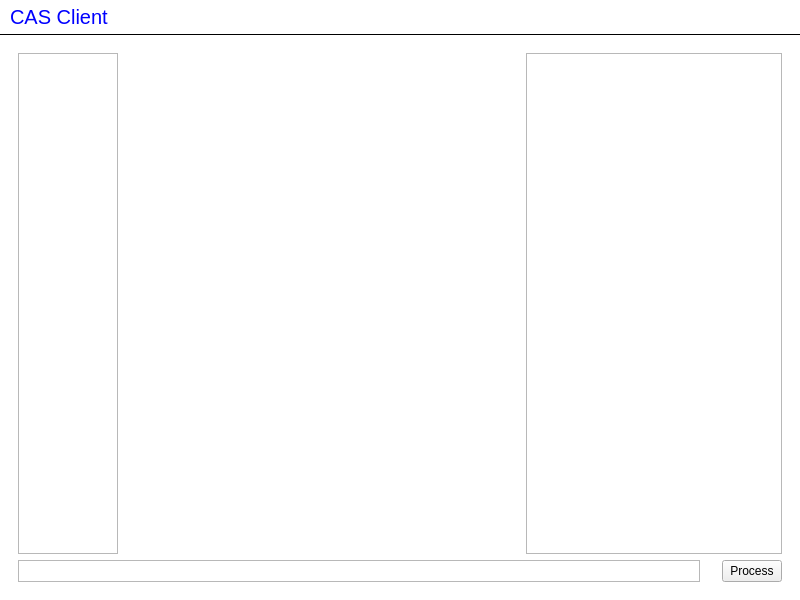
Old version of the form chatterbox/MainWindow.ui in the repository InfoAG/CAS-Netzwerk.
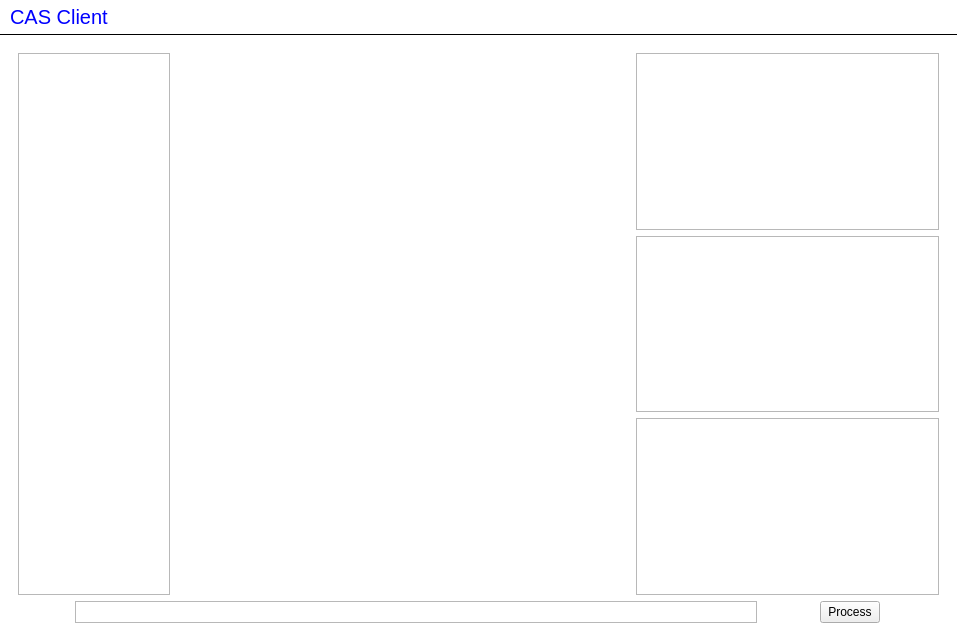
New version of the form. Custom widgets are drawn as their Qt base class.

Commit message: Layout + Funktionen angefangen

```diff
--- a/chatterbox/MainWindow.ui
+++ b/chatterbox/MainWindow.ui
@@ -6,8 +6,8 @@
    <rect>
     <x>0</x>
     <y>0</y>
-    <width>800</width>
-    <height>600</height>
+    <width>957</width>
+    <height>641</height>
    </rect>
   </property>
   <property name="contextMenuPolicy">
@@ -71,34 +71,14 @@
           <number>0</number>
          </property>
          <widget class="QWidget" name="chatPage">
-          <layout class="QGridLayout" name="gridLayout">
-           <item row="0" column="2" colspan="2">
-            <widget class="QListWidget" name="userListWidget"/>
-           </item>
-           <item row="1" column="3">
-            <widget class="QPushButton" name="sayButton">
-             <property name="sizePolicy">
-              <sizepolicy hsizetype="Fixed" vsizetype="Fixed">
-               <horstretch>0</horstretch>
-               <verstretch>0</verstretch>
-              </sizepolicy>
-             </property>
-             <property name="maximumSize">
-              <size>
-               <width>60</width>
-               <height>16777215</height>
-              </size>
-             </property>
-             <property name="text">
-              <string>Process</string>
-             </property>
-            </widget>
-           </item>
-           <item row="0" column="0">
+          <layout class="QVBoxLayout" name="verticalLayout_4">
+           <item>
+            <layout class="QHBoxLayout" name="horizontalLayout" stretch="1,3,2">
+             <item>
             <widget class="QListWidget" name="scopeListWidget">
              <property name="maximumSize">
               <size>
-               <width>100</width>
+                 <width>16777215</width>
                <height>16777215</height>
               </size>
              </property>
@@ -113,14 +93,37 @@
              </property>
             </widget>
            </item>
-           <item row="0" column="1">
+             <item>
             <widget class="QStackedWidget" name="stackedRooms">
+               <property name="sizePolicy">
+                <sizepolicy hsizetype="Expanding" vsizetype="Expanding">
+                 <horstretch>0</horstretch>
+                 <verstretch>0</verstretch>
+                </sizepolicy>
+               </property>
              <property name="currentIndex">
               <number>-1</number>
              </property>
             </widget>
            </item>
-           <item row="1" column="0" colspan="3">
+             <item>
+              <layout class="QVBoxLayout" name="verticalLayout_3">
+               <item>
+                <widget class="QListWidget" name="userListWidget"/>
+               </item>
+               <item>
+                <widget class="QListWidget" name="listWidget"/>
+               </item>
+               <item>
+                <widget class="QListWidget" name="listWidget_2"/>
+               </item>
+              </layout>
+             </item>
+            </layout>
+           </item>
+           <item>
+            <layout class="QHBoxLayout" name="horizontalLayout_2">
+             <item>
             <widget class="OneLineTextEdit" name="sayTextEdit">
              <property name="sizePolicy">
               <sizepolicy hsizetype="Expanding" vsizetype="Fixed">
@@ -151,6 +154,27 @@
              </property>
             </widget>
            </item>
+             <item>
+              <widget class="QPushButton" name="sayButton">
+               <property name="sizePolicy">
+                <sizepolicy hsizetype="Fixed" vsizetype="Fixed">
+                 <horstretch>0</horstretch>
+                 <verstretch>0</verstretch>
+                </sizepolicy>
+               </property>
+               <property name="maximumSize">
+                <size>
+                 <width>60</width>
+                 <height>16777215</height>
+                </size>
+               </property>
+               <property name="text">
+                <string>Process</string>
+               </property>
+              </widget>
+             </item>
+            </layout>
+           </item>
           </layout>
          </widget>
          <widget class="QWidget" name="loginPage">
```
Left out of the diff: 3 changed lines with no effect on the pictures. Lines whose indentation alone changed are shown as unchanged. The commit also changes 3 other files.
